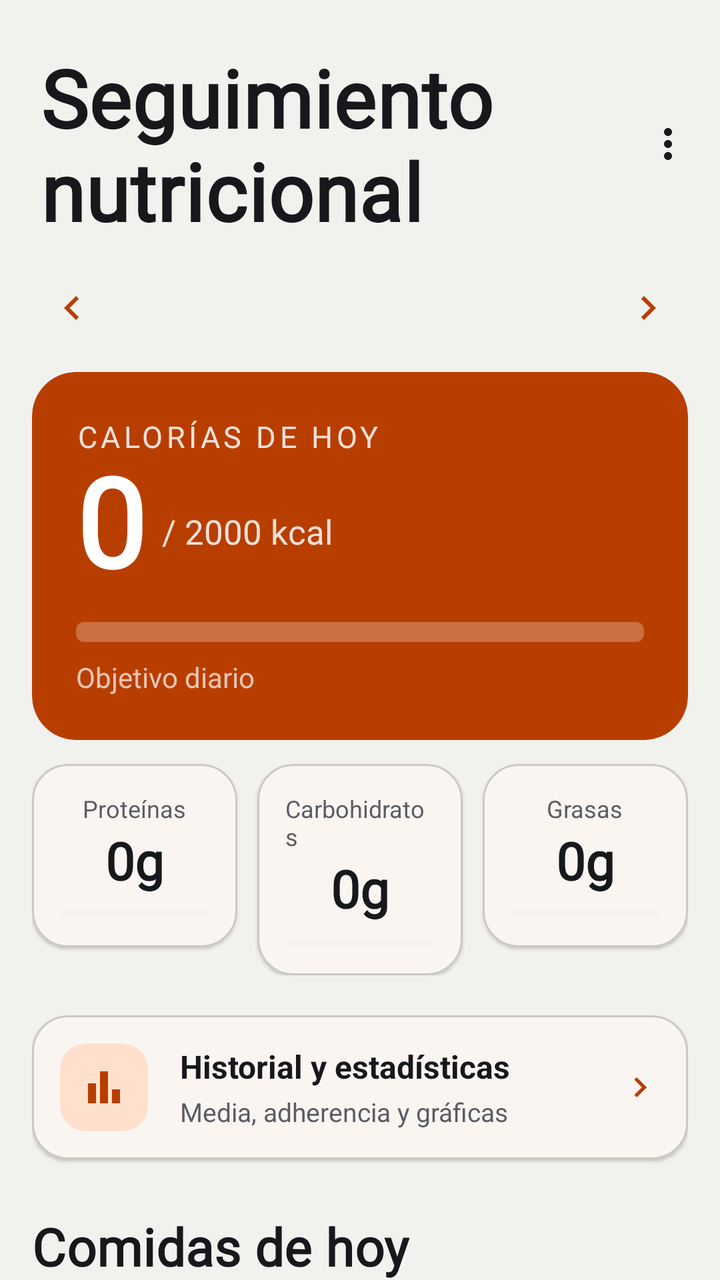
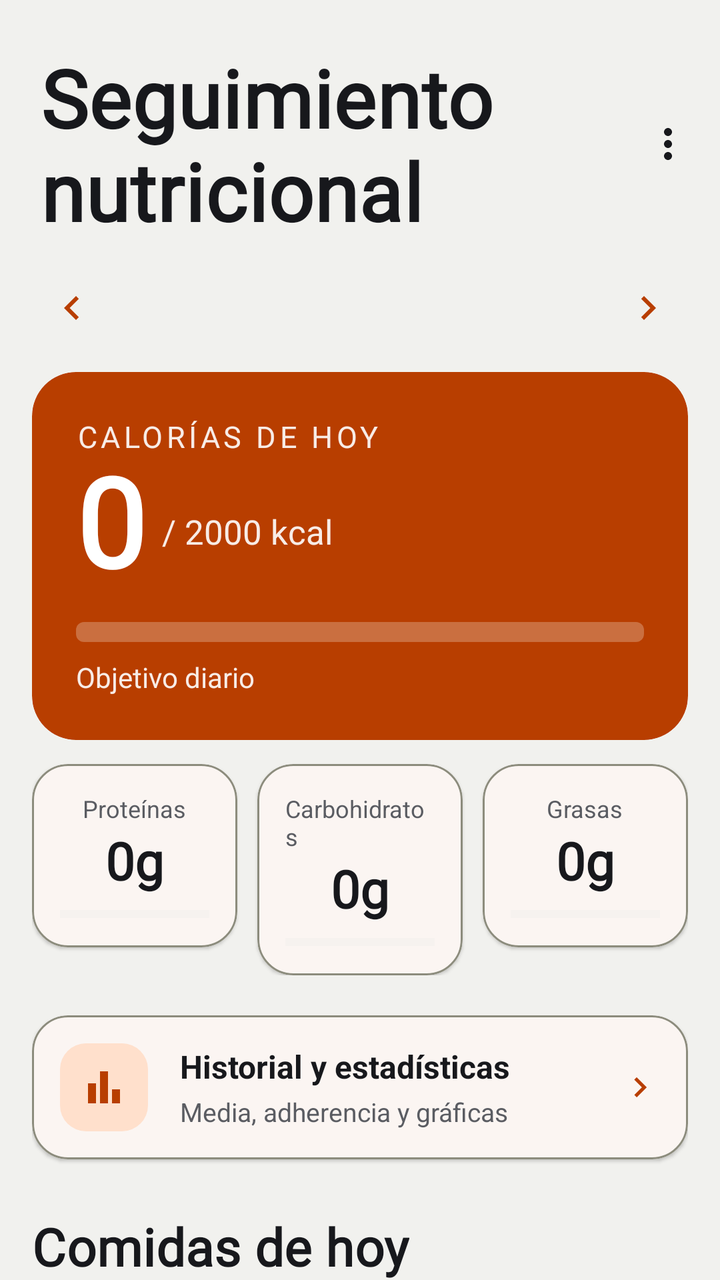

Before-and-after screenshots of an Android layout around one commit, followed by the original layout XML and the change that was made.
<!-- AndroidManifest.xml: application theme Theme.GymProFit -->
<!-- res/layout/activity_nutricion.xml -->
<?xml version="1.0" encoding="utf-8"?>
<LinearLayout xmlns:android="http://schemas.android.com/apk/res/android"
    xmlns:app="http://schemas.android.com/apk/res-auto"
    android:layout_width="match_parent"
    android:layout_height="match_parent"
    android:orientation="vertical"
    android:background="?attr/android:colorBackground">

    <ScrollView
        android:layout_width="match_parent"
        android:layout_height="0dp"
        android:layout_weight="1"
        android:fillViewport="true"
        android:scrollbars="none">

        <LinearLayout
            android:layout_width="match_parent"
            android:layout_height="wrap_content"
            android:orientation="vertical">

            
            <LinearLayout
                android:layout_width="match_parent"
                android:layout_height="wrap_content"
                android:orientation="horizontal"
                android:paddingTop="22dp"
                android:paddingStart="20dp"
                android:paddingEnd="6dp"
                android:paddingBottom="6dp"
                android:gravity="center_vertical">

                <TextView
                    android:layout_width="0dp"
                    android:layout_height="wrap_content"
                    android:layout_weight="1"
                    android:text="@string/nutricion_seguimiento"
                    android:textAppearance="@style/TextAppearance.GymProFit.Display" />

                <ImageView
                    android:id="@+id/btnMenuOpciones"
                    android:layout_width="40dp"
                    android:layout_height="40dp"
                    android:src="@drawable/ic_more_vert"
                    android:padding="8dp"
                    app:tint="?attr/colorOnSurface"
                    android:background="?attr/selectableItemBackgroundBorderless"
                    android:clickable="true"
                    android:focusable="true"
                    android:contentDescription="@null" />

            </LinearLayout>

            <LinearLayout
                android:layout_width="match_parent"
                android:layout_height="wrap_content"
                android:orientation="vertical"
                android:paddingStart="16dp"
                android:paddingEnd="16dp"
                android:paddingTop="6dp"
                android:paddingBottom="16dp">

                
                <LinearLayout
                    android:layout_width="match_parent"
                    android:layout_height="wrap_content"
                    android:orientation="horizontal"
                    android:gravity="center_vertical"
                    android:layout_marginBottom="12dp">

                    <ImageView
                        android:id="@+id/btnDiaPrev"
                        android:layout_width="40dp"
                        android:layout_height="40dp"
                        android:src="@drawable/ic_chevron_right"
                        android:rotation="180"
                        android:padding="8dp"
                        app:tint="?attr/colorPrimary"
                        android:background="?attr/selectableItemBackgroundBorderless"
                        android:clickable="true"
                        android:focusable="true"
                        android:contentDescription="@null" />

                    <TextView
                        android:id="@+id/tvFechaDia"
                        android:layout_width="0dp"
                        android:layout_height="wrap_content"
                        android:layout_weight="1"
                        android:gravity="center"
                        android:textAppearance="@style/TextAppearance.GymProFit.Headline"
                        android:textSize="@dimen/text_title" />

                    <ImageView
                        android:id="@+id/btnDiaNext"
                        android:layout_width="40dp"
                        android:layout_height="40dp"
                        android:src="@drawable/ic_chevron_right"
                        android:padding="8dp"
                        app:tint="?attr/colorPrimary"
                        android:background="?attr/selectableItemBackgroundBorderless"
                        android:clickable="true"
                        android:focusable="true"
                        android:contentDescription="@null" />

                </LinearLayout>

                
                <com.google.android.material.card.MaterialCardView
                    android:layout_width="match_parent"
                    android:layout_height="wrap_content"
                    app:cardCornerRadius="22dp"
                    app:cardElevation="0dp"
                    app:strokeWidth="0dp"
                    app:cardBackgroundColor="?attr/colorPrimary">

                    <LinearLayout
                        android:layout_width="match_parent"
                        android:layout_height="wrap_content"
                        android:orientation="vertical"
                        android:padding="22dp">

                        <TextView
                            android:layout_width="wrap_content"
                            android:layout_height="wrap_content"
                            android:text="@string/nutricion_calorias_hoy"
                            android:textAllCaps="true"
                            android:textSize="@dimen/text_caption"
                            android:letterSpacing="0.12"
                            android:textColor="?attr/colorOnPrimary"
                            android:alpha="0.85" />

                        <LinearLayout
                            android:layout_width="wrap_content"
                            android:layout_height="wrap_content"
                            android:orientation="horizontal"
                            android:gravity="bottom">

                            <TextView
                                android:id="@+id/tvCaloriasActuales"
                                android:layout_width="wrap_content"
                                android:layout_height="wrap_content"
                                android:text="0"
                                android:fontFamily="@font/barlow_condensed"
                                android:textFontWeight="700"
                                android:textSize="@dimen/text_number"
                                android:includeFontPadding="false"
                                android:textColor="?attr/colorOnPrimary" />

                            <TextView
                                android:id="@+id/tvCaloriasObjetivo"
                                android:layout_width="wrap_content"
                                android:layout_height="wrap_content"
                                android:layout_marginStart="8dp"
                                android:layout_marginBottom="12dp"
                                android:text="/ 2000 kcal"
                                android:textSize="@dimen/text_body"
                                android:textColor="?attr/colorOnPrimary"
                                android:alpha="0.85" />

                        </LinearLayout>

                        <ProgressBar
                            android:id="@+id/progressCalorias"
                            style="@style/Widget.AppCompat.ProgressBar.Horizontal"
                            android:layout_width="match_parent"
                            android:layout_height="10dp"
                            android:layout_marginTop="10dp"
                            android:progress="0"
                            android:max="100"
                            android:progressDrawable="@drawable/progress_bar_calorias" />

                        <TextView
                            android:layout_width="wrap_content"
                            android:layout_height="wrap_content"
                            android:layout_marginTop="8dp"
                            android:text="@string/nutricion_objetivo"
                            android:textSize="@dimen/text_label"
                            android:textColor="?attr/colorOnPrimary"
                            android:alpha="0.7" />

                    </LinearLayout>

                </com.google.android.material.card.MaterialCardView>

                
                <LinearLayout
                    android:layout_width="match_parent"
                    android:layout_height="wrap_content"
                    android:layout_marginTop="12dp"
                    android:orientation="horizontal"
                    android:baselineAligned="false">

                    <com.google.android.material.card.MaterialCardView
                        android:layout_width="0dp"
                        android:layout_height="wrap_content"
                        android:layout_weight="1"
                        android:layout_marginEnd="5dp">

                        <LinearLayout
                            android:layout_width="match_parent"
                            android:layout_height="wrap_content"
                            android:orientation="vertical"
                            android:padding="14dp"
                            android:gravity="center_horizontal">

                            <TextView
                                android:layout_width="wrap_content"
                                android:layout_height="wrap_content"
                                android:text="@string/nutricion_proteinas"
                                android:textSize="@dimen/text_eyebrow"
                                android:textColor="?attr/colorOnSurfaceVariant" />

                            <TextView
                                android:id="@+id/tvProteinasActuales"
                                android:layout_width="wrap_content"
                                android:layout_height="wrap_content"
                                android:layout_marginTop="4dp"
                                android:text="0g"
                                android:fontFamily="@font/barlow_condensed"
                                android:textFontWeight="700"
                                android:textSize="@dimen/text_headline"
                                android:includeFontPadding="false"
                                android:textColor="?attr/colorOnSurface" />

                            <ProgressBar
                                android:id="@+id/progressProteinas"
                                style="@style/Widget.AppCompat.ProgressBar.Horizontal"
                                android:layout_width="match_parent"
                                android:layout_height="5dp"
                                android:layout_marginTop="8dp"
                                android:progress="0"
                                android:max="100"
                                android:progressTint="?attr/colorPrimary"
                                android:progressBackgroundTint="?attr/colorSurfaceVariant" />

                        </LinearLayout>

                    </com.google.android.material.card.MaterialCardView>

                    <com.google.android.material.card.MaterialCardView
                        android:layout_width="0dp"
                        android:layout_height="wrap_content"
                        android:layout_weight="1"
                        android:layout_marginStart="5dp"
                        android:layout_marginEnd="5dp">

                        <LinearLayout
                            android:layout_width="match_parent"
                            android:layout_height="wrap_content"
                            android:orientation="vertical"
                            android:padding="14dp"
                            android:gravity="center_horizontal">

                            <TextView
                                android:layout_width="wrap_content"
                                android:layout_height="wrap_content"
                                android:text="@string/nutricion_carbohidratos"
                                android:textSize="@dimen/text_eyebrow"
                                android:textColor="?attr/colorOnSurfaceVariant" />

                            <TextView
                                android:id="@+id/tvCarbosActuales"
                                android:layout_width="wrap_content"
                                android:layout_height="wrap_content"
                                android:layout_marginTop="4dp"
                                android:text="0g"
                                android:fontFamily="@font/barlow_condensed"
                                android:textFontWeight="700"
                                android:textSize="@dimen/text_headline"
                                android:includeFontPadding="false"
                                android:textColor="?attr/colorOnSurface" />

                            <ProgressBar
                                android:id="@+id/progressCarbos"
                                style="@style/Widget.AppCompat.ProgressBar.Horizontal"
                                android:layout_width="match_parent"
                                android:layout_height="5dp"
                                android:layout_marginTop="8dp"
                                android:progress="0"
                                android:max="100"
                                android:progressTint="?attr/colorPrimary"
                                android:progressBackgroundTint="?attr/colorSurfaceVariant" />

                        </LinearLayout>

                    </com.google.android.material.card.MaterialCardView>

                    <com.google.android.material.card.MaterialCardView
                        android:layout_width="0dp"
                        android:layout_height="wrap_content"
                        android:layout_weight="1"
                        android:layout_marginStart="5dp">

                        <LinearLayout
                            android:layout_width="match_parent"
                            android:layout_height="wrap_content"
                            android:orientation="vertical"
                            android:padding="14dp"
                            android:gravity="center_horizontal">

                            <TextView
                                android:layout_width="wrap_content"
                                android:layout_height="wrap_content"
                                android:text="@string/nutricion_grasas"
                                android:textSize="@dimen/text_eyebrow"
                                android:textColor="?attr/colorOnSurfaceVariant" />

                            <TextView
                                android:id="@+id/tvGrasasActuales"
                                android:layout_width="wrap_content"
                                android:layout_height="wrap_content"
                                android:layout_marginTop="4dp"
                                android:text="0g"
                                android:fontFamily="@font/barlow_condensed"
                                android:textFontWeight="700"
                                android:textSize="@dimen/text_headline"
                                android:includeFontPadding="false"
                                android:textColor="?attr/colorOnSurface" />

                            <ProgressBar
                                android:id="@+id/progressGrasas"
                                style="@style/Widget.AppCompat.ProgressBar.Horizontal"
                                android:layout_width="match_parent"
                                android:layout_height="5dp"
                                android:layout_marginTop="8dp"
                                android:progress="0"
                                android:max="100"
                                android:progressTint="?attr/colorPrimary"
                                android:progressBackgroundTint="?attr/colorSurfaceVariant" />

                        </LinearLayout>

                    </com.google.android.material.card.MaterialCardView>

                </LinearLayout>

                
                <com.google.android.material.card.MaterialCardView
                    android:id="@+id/cardEstadisticas"
                    android:layout_width="match_parent"
                    android:layout_height="wrap_content"
                    android:layout_marginTop="20dp"
                    android:clickable="true"
                    android:focusable="true"
                    android:foreground="?attr/selectableItemBackground">

                    <LinearLayout style="@style/GymProFit.MealRow">

                        <FrameLayout style="@style/GymProFit.MealIconTile">
                            <ImageView style="@style/GymProFit.MealIcon" android:src="@drawable/ic_stats" />
                        </FrameLayout>

                        <LinearLayout style="@style/GymProFit.MealText">
                            <TextView style="@style/GymProFit.MealTitle" android:text="@string/nutricion_estadisticas_titulo" />
                            <TextView style="@style/GymProFit.MealSub" android:text="@string/nutricion_estadisticas_sub" />
                        </LinearLayout>

                        <ImageView
                            android:layout_width="20dp"
                            android:layout_height="20dp"
                            android:layout_gravity="center_vertical"
                            android:src="@drawable/ic_chevron_right"
                            app:tint="?attr/colorPrimary"
                            android:contentDescription="@null" />

                    </LinearLayout>

                </com.google.android.material.card.MaterialCardView>

                
                <TextView
                    android:layout_width="wrap_content"
                    android:layout_height="wrap_content"
                    android:layout_marginTop="26dp"
                    android:layout_marginBottom="12dp"
                    android:text="@string/comidas_hoy"
                    android:textAppearance="@style/TextAppearance.GymProFit.Headline" />

                <com.google.android.material.card.MaterialCardView
                    android:id="@+id/cardDesayuno"
                    android:layout_width="match_parent"
                    android:layout_height="wrap_content"
                    android:clickable="true"
                    android:focusable="true"
                    android:foreground="?attr/selectableItemBackground">

                    <LinearLayout style="@style/GymProFit.MealRow">

                        <FrameLayout style="@style/GymProFit.MealIconTile">
                            <ImageView style="@style/GymProFit.MealIcon" android:src="@drawable/ic_nutricion" />
                        </FrameLayout>

                        <LinearLayout style="@style/GymProFit.MealText">
                            <TextView style="@style/GymProFit.MealTitle" android:text="@string/nutricion_desayuno" />
                            <TextView android:id="@+id/tvSubDesayuno" style="@style/GymProFit.MealSub" android:text="@string/sin_registrar" />
                        </LinearLayout>

                        <ImageView style="@style/GymProFit.MealAdd" />

                    </LinearLayout>

                </com.google.android.material.card.MaterialCardView>

                <com.google.android.material.card.MaterialCardView
                    android:id="@+id/cardAlmuerzo"
                    android:layout_width="match_parent"
                    android:layout_height="wrap_content"
                    android:layout_marginTop="10dp"
                    android:clickable="true"
                    android:focusable="true"
                    android:foreground="?attr/selectableItemBackground">

                    <LinearLayout style="@style/GymProFit.MealRow">

                        <FrameLayout style="@style/GymProFit.MealIconTile">
                            <ImageView style="@style/GymProFit.MealIcon" android:src="@drawable/ic_nutricion" />
                        </FrameLayout>

                        <LinearLayout style="@style/GymProFit.MealText">
                            <TextView style="@style/GymProFit.MealTitle" android:text="@string/nutricion_almuerzo" />
                            <TextView android:id="@+id/tvSubAlmuerzo" style="@style/GymProFit.MealSub" android:text="@string/sin_registrar" />
                        </LinearLayout>

                        <ImageView style="@style/GymProFit.MealAdd" />

                    </LinearLayout>

                </com.google.android.material.card.MaterialCardView>

                <com.google.android.material.card.MaterialCardView
                    android:id="@+id/cardComida"
                    android:layout_width="match_parent"
                    android:layout_height="wrap_content"
                    android:layout_marginTop="10dp"
                    android:clickable="true"
                    android:focusable="true"
                    android:foreground="?attr/selectableItemBackground">

                    <LinearLayout style="@style/GymProFit.MealRow">

                        <FrameLayout style="@style/GymProFit.MealIconTile">
                            <ImageView style="@style/GymProFit.MealIcon" android:src="@drawable/ic_nutricion" />
                        </FrameLayout>

                        <LinearLayout style="@style/GymProFit.MealText">
                            <TextView style="@style/GymProFit.MealTitle" android:text="@string/nutricion_comida" />
                            <TextView android:id="@+id/tvSubComida" style="@style/GymProFit.MealSub" android:text="@string/sin_registrar" />
                        </LinearLayout>

                        <ImageView style="@style/GymProFit.MealAdd" />

                    </LinearLayout>

                </com.google.android.material.card.MaterialCardView>

                <com.google.android.material.card.MaterialCardView
                    android:id="@+id/cardMerienda"
                    android:layout_width="match_parent"
                    android:layout_height="wrap_content"
                    android:layout_marginTop="10dp"
                    android:clickable="true"
                    android:focusable="true"
                    android:foreground="?attr/selectableItemBackground">

                    <LinearLayout style="@style/GymProFit.MealRow">

                        <FrameLayout style="@style/GymProFit.MealIconTile">
                            <ImageView style="@style/GymProFit.MealIcon" android:src="@drawable/ic_nutricion" />
                        </FrameLayout>

                        <LinearLayout style="@style/GymProFit.MealText">
                            <TextView style="@style/GymProFit.MealTitle" android:text="@string/nutricion_merienda" />
                            <TextView android:id="@+id/tvSubMerienda" style="@style/GymProFit.MealSub" android:text="@string/sin_registrar" />
                        </LinearLayout>

                        <ImageView style="@style/GymProFit.MealAdd" />

                    </LinearLayout>

                </com.google.android.material.card.MaterialCardView>

                <com.google.android.material.card.MaterialCardView
                    android:id="@+id/cardCena"
                    android:layout_width="match_parent"
                    android:layout_height="wrap_content"
                    android:layout_marginTop="10dp"
                    android:clickable="true"
                    android:focusable="true"
                    android:foreground="?attr/selectableItemBackground">

                    <LinearLayout style="@style/GymProFit.MealRow">

                        <FrameLayout style="@style/GymProFit.MealIconTile">
                            <ImageView style="@style/GymProFit.MealIcon" android:src="@drawable/ic_nutricion" />
                        </FrameLayout>

                        <LinearLayout style="@style/GymProFit.MealText">
                            <TextView style="@style/GymProFit.MealTitle" android:text="@string/nutricion_cena" />
                            <TextView android:id="@+id/tvSubCena" style="@style/GymProFit.MealSub" android:text="@string/sin_registrar" />
                        </LinearLayout>

                        <ImageView style="@style/GymProFit.MealAdd" />

                    </LinearLayout>

                </com.google.android.material.card.MaterialCardView>

            </LinearLayout>

        </LinearLayout>

    </ScrollView>

</LinearLayout>
<!-- resources referenced by this layout -->
<resources>
  <dimen name="text_body">17sp</dimen>
  <dimen name="text_label">14sp</dimen>
  <dimen name="text_number">62sp</dimen>
  <dimen name="text_title">22sp</dimen>
  <style name="Theme.GymProFit" parent="Theme.Material3.DayNight.NoActionBar">
          
          <item name="colorPrimary">@color/gp_primary</item>
          <item name="colorOnPrimary">@color/gp_on_primary</item>
          <item name="colorPrimaryContainer">@color/gp_primary_container</item>
          <item name="colorOnPrimaryContainer">@color/gp_on_primary_container</item>
          <item name="colorSecondary">@color/gp_gold</item>
          <item name="colorSurface">@color/gp_surface</item>
          <item name="colorOnSurface">@color/gp_on_surface</item>
          <item name="colorSurfaceVariant">@color/gp_surface_2</item>
          <item name="colorOnSurfaceVariant">@color/gp_text_secondary</item>
          <item name="colorOutline">@color/gp_stroke</item>
          <item name="colorOutlineVariant">@color/gp_stroke</item>
          <item name="colorError">@color/gp_error</item>
          <item name="android:colorBackground">@color/gp_background</item>
          <item name="android:windowBackground">@color/gp_background</item>
          <item name="android:textColorPrimary">@color/gp_on_surface</item>
          <item name="android:textColorSecondary">@color/gp_text_secondary</item>
  
          
          <item name="android:statusBarColor">@color/gp_background</item>
          <item name="android:navigationBarColor">@color/gp_background</item>
          <item name="android:windowLightStatusBar">true</item>
  
          
          <item name="android:windowAnimationStyle">@style/GymProFit.WindowAnimation</item>
  
          
          <item name="materialCardViewStyle">@style/Widget.GymProFit.Card</item>
          <item name="materialButtonStyle">@style/Widget.GymProFit.Button</item>
          <item name="chipStyle">@style/Widget.GymProFit.Chip</item>
          <item name="bottomNavigationStyle">@style/Widget.GymProFit.BottomNavigationView</item>
          <item name="floatingActionButtonStyle">@style/Widget.GymProFit.Fab</item>
          <item name="materialAlertDialogTheme">@style/ThemeOverlay.GymProFit.Dialog</item>
          <item name="popupMenuStyle">@style/Widget.GymProFit.PopupMenu</item>
          <item name="android:popupMenuStyle">@style/Widget.GymProFit.PopupMenu</item>
          <item name="snackbarStyle">@style/Widget.GymProFit.Snackbar</item>
  
          
          
          <item name="textAppearanceDisplayLarge">@style/Font.GymProFit.DisplayLarge</item>
          <item name="textAppearanceDisplayMedium">@style/Font.GymProFit.DisplayMedium</item>
          <item name="textAppearanceDisplaySmall">@style/Font.GymProFit.DisplaySmall</item>
          <item name="textAppearanceHeadlineLarge">@style/Font.GymProFit.HeadlineLarge</item>
          <item name="textAppearanceHeadlineMedium">@style/Font.GymProFit.HeadlineMedium</item>
          <item name="textAppearanceHeadlineSmall">@style/Font.GymProFit.HeadlineSmall</item>
          <item name="textAppearanceTitleLarge">@style/Font.GymProFit.TitleLarge</item>
          <item name="textAppearanceTitleMedium">@style/Font.GymProFit.TitleMedium</item>
          <item name="textAppearanceTitleSmall">@style/Font.GymProFit.TitleSmall</item>
          <item name="textAppearanceBodyLarge">@style/Font.GymProFit.BodyLarge</item>
          <item name="textAppearanceBodyMedium">@style/Font.GymProFit.BodyMedium</item>
          <item name="textAppearanceBodySmall">@style/Font.GymProFit.BodySmall</item>
          <item name="textAppearanceLabelLarge">@style/Font.GymProFit.LabelLarge</item>
          <item name="textAppearanceLabelMedium">@style/Font.GymProFit.LabelMedium</item>
          <item name="textAppearanceLabelSmall">@style/Font.GymProFit.LabelSmall</item>
      </style>
  <color name="gp_gold">#B58A2A</color>
  <color name="gp_stroke">#C9C9C2</color>
  <color name="gp_error">#C62828</color>
  <!-- unchanged entries left out for length: 71 -->
</resources>

<!-- the commit's change to res/layout/activity_nutricion.xml (unified diff, before → after) -->
@@ -125,8 +125,7 @@
                             android:textAllCaps="true"
                             android:textSize="@dimen/text_caption"
                             android:letterSpacing="0.12"
-                            android:textColor="?attr/colorOnPrimary"
-                            android:alpha="0.85" />
+                            android:textColor="@color/gp_on_primary_secondary" />
 
                         <LinearLayout
                             android:layout_width="wrap_content"
@@ -153,8 +152,7 @@
                                 android:layout_marginBottom="12dp"
                                 android:text="/ 2000 kcal"
                                 android:textSize="@dimen/text_body"
-                                android:textColor="?attr/colorOnPrimary"
-                                android:alpha="0.85" />
+                                android:textColor="@color/gp_on_primary_secondary" />
 
                         </LinearLayout>
 
@@ -174,8 +172,7 @@
                             android:layout_marginTop="8dp"
                             android:text="@string/nutricion_objetivo"
                             android:textSize="@dimen/text_label"
-                            android:textColor="?attr/colorOnPrimary"
-                            android:alpha="0.7" />
+                            android:textColor="@color/gp_on_primary_secondary" />
 
                     </LinearLayout>
 
<!-- resource entries referenced after the edit -->
@@ -1,5 +1,6 @@
 <!-- resources referenced by this layout -->
 <resources>
+  <color name="gp_on_primary_secondary">#F8ECE6</color>
   <dimen name="text_body">17sp</dimen>
   <dimen name="text_label">14sp</dimen>
   <dimen name="text_number">62sp</dimen>
@@ -16,7 +17,7 @@
           <item name="colorSurfaceVariant">@color/gp_surface_2</item>
           <item name="colorOnSurfaceVariant">@color/gp_text_secondary</item>
           <item name="colorOutline">@color/gp_stroke</item>
-          <item name="colorOutlineVariant">@color/gp_stroke</item>
+          <item name="colorOutlineVariant">@color/gp_divider</item>
           <item name="colorError">@color/gp_error</item>
           <item name="android:colorBackground">@color/gp_background</item>
           <item name="android:windowBackground">@color/gp_background</item>
@@ -60,8 +61,9 @@
           <item name="textAppearanceLabelMedium">@style/Font.GymProFit.LabelMedium</item>
           <item name="textAppearanceLabelSmall">@style/Font.GymProFit.LabelSmall</item>
       </style>
-  <color name="gp_gold">#B58A2A</color>
-  <color name="gp_stroke">#C9C9C2</color>
+  <color name="gp_gold">#AE8528</color>
+  <color name="gp_stroke">#8C8C7D</color>
+  <color name="gp_divider">#C9C9C2</color>
   <color name="gp_error">#C62828</color>
   <!-- unchanged entries left out for length: 71 -->
 </resources>
